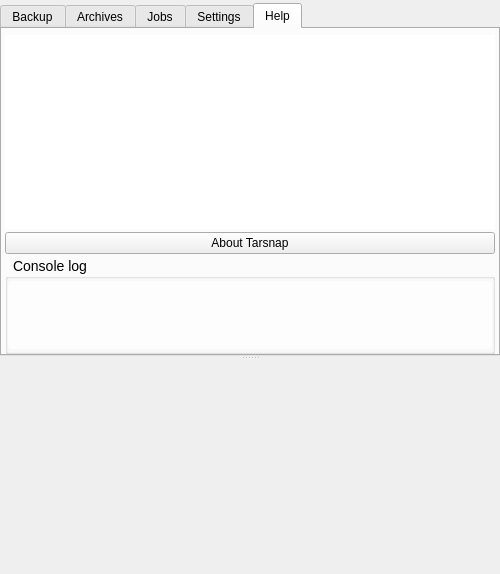
Tarsnap/tarsnap-gui, file forms/mainwindow.ui: the form before one commit.
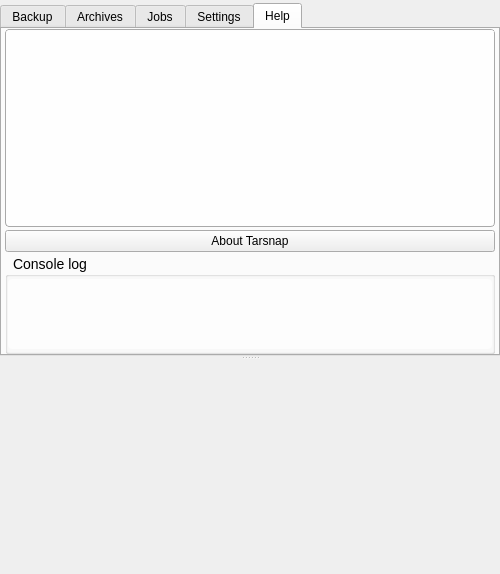
The form after the commit. The open tabs and pages were chosen to show the change. Icons and pictures are not drawn. Custom widgets are drawn as their Qt base class.

Commit message: Post merge adjustments for PR #155.

What changed in the file:
```diff
--- a/forms/mainwindow.ui
+++ b/forms/mainwindow.ui
@@ -2239,7 +2239,7 @@
             <number>3</number>
            </property>
            <property name="topMargin">
-            <number>6</number>
+            <number>0</number>
            </property>
            <property name="rightMargin">
             <number>3</number>
@@ -2262,9 +2262,11 @@
               <string>Keyboard shortcuts list</string>
              </property>
              <property name="styleSheet">
-              <string notr="true">#keyboardShortcuts {
+              <string notr="true">#helpTabText {
 background: rgba(255,255,255,170);
 border-radius: 4px;
+border: 1px solid darkgrey;
+border-top: 2px groove darkgrey;
 }</string>
              </property>
              <property name="frameShape">
```
The commit also changes 2 other files.
